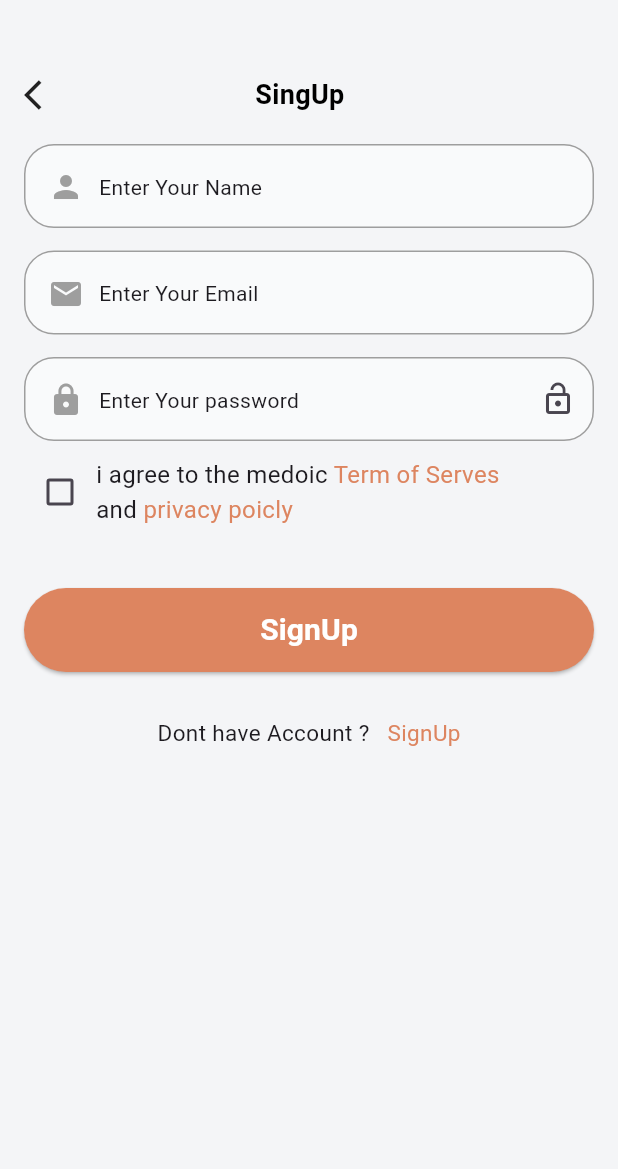
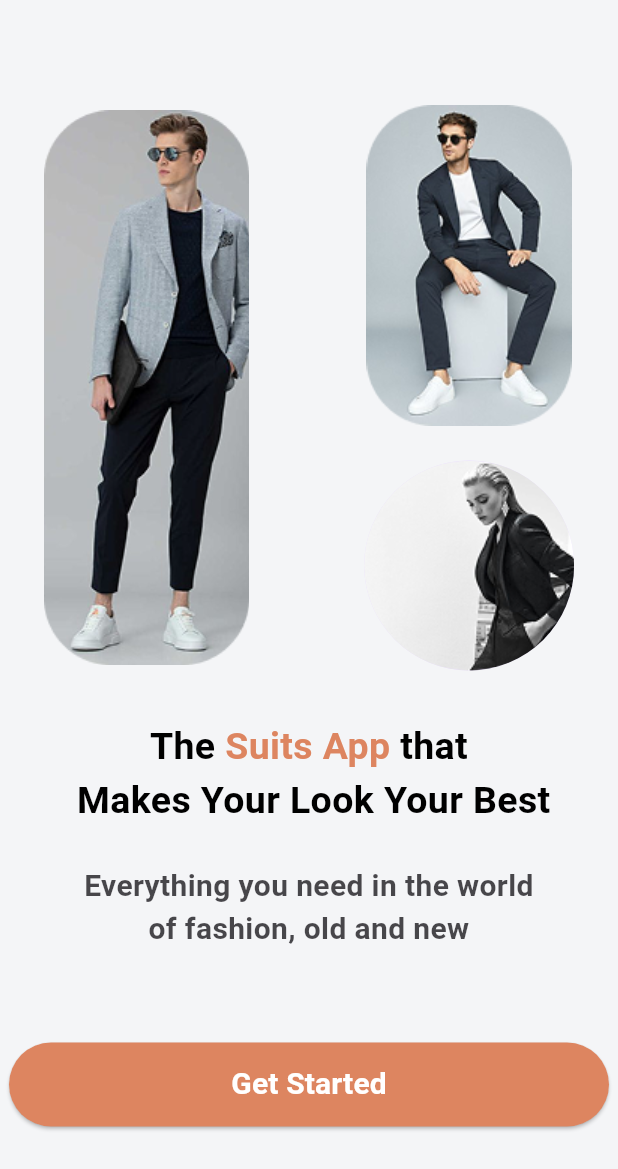
Before and after one commit to Eng-Nader/collegeApp-, a Flutter app: the screen it shows after launch, on a phone screen of 412 x 824 dp. Shown: the top 1169 px of the screen. Run offline on Flutter 3.47's test engine with Material 3 defaults, Android fonts, the light colour scheme and no system bars; our stand-ins replace font_awesome_flutter, go_router.

Commit message:
finish of introduction view

```diff
--- a/lib/constant.dart
+++ b/lib/constant.dart
@@ -1,8 +1,9 @@
 import 'dart:ui';
 
-const Color  primaryColor =Color(0xffDD8560);
-const Color  secondryColor =Color(0xffF9FAFB);
+const Color primaryColor = Color(0xffDD8560);
+const Color secondryColor = Color(0xffF9FAFB);
 const String loginView = 'Loginview';
 const String profileView = 'ProfileView';
 const String forgerpassword = 'ForgetBaswordView';
 const String addressView = 'AddressView';
+const String signupView = 'SignupView';
--- a/lib/helpers/app_route.dart
+++ b/lib/helpers/app_route.dart
@@ -1,6 +1,7 @@
 import 'package:college_app/constant.dart';
 import 'package:college_app/view/address_view.dart';
 import 'package:college_app/view/forget_basword_view.dart';
+import 'package:college_app/view/introduction_view.dart';
 import 'package:college_app/view/loginView.dart';
 import 'package:college_app/view/profile_view.dart';
 import 'package:college_app/view/sign_up_view.dart';
@@ -12,9 +13,14 @@ class AppRoute {
       GoRoute(
         path: '/',
         builder: (context, state) {
-          return SignupView();
+          return IntroductionView();
         },
       ),
+      GoRoute(
+          path: signupView,
+          builder: (context, state) {
+            return SignupView();
+          }),
       GoRoute(
           path: loginView,
           builder: (context, state) {
--- /dev/null
+++ b/lib/view/introduction_view.dart
@@ -0,0 +1,111 @@
+import 'package:college_app/constant.dart';
+import 'package:college_app/widget/custom_button.dart';
+import 'package:flutter/material.dart';
+
+class IntroductionView extends StatelessWidget {
+  const IntroductionView({super.key});
+
+  @override
+  Widget build(BuildContext context) {
+    return Scaffold(
+      body: Padding(
+        padding: EdgeInsets.symmetric(horizontal: 6),
+        child: Column(
+
+          children: [
+            SizedBox(
+              height: 70,
+            ),
+            Row(
+              mainAxisAlignment: MainAxisAlignment.spaceAround,
+              children: [
+                Container(
+                  height: 370,
+                  width: 137,
+                  decoration: BoxDecoration(
+                    image: DecorationImage(
+                      image: AssetImage('image/Rectangle 348.png'),
+                    ),
+                  ),
+                ),
+                Padding(
+                  padding: EdgeInsets.only(left: 30),
+                  child: Column(
+                    children: [
+                      Container(
+                        height: 214,
+                        width: 137,
+                        decoration: BoxDecoration(
+                            image: DecorationImage(
+                                image: AssetImage('image/Rectangle 349.png'))),
+                      ),
+                      SizedBox(
+                        height: 23,
+                      ),
+                      CircleAvatar(
+                        radius: 70,
+                        backgroundImage: AssetImage('image/Ellipse 57.png'),
+                      )
+                    ],
+                  ),
+                )
+              ],
+            ),
+            SizedBox(
+              height: 33,
+            ),
+            Text.rich(
+              textAlign: TextAlign.center,
+              TextSpan(
+                children: [
+                  TextSpan(
+                    text: 'The ',
+                    style: TextStyle(
+                      color: Colors.black,
+                      fontWeight: FontWeight.bold,
+                      fontSize: 25,
+                    ),
+                  ),
+                  TextSpan(
+                    text: 'Suits App ',
+                    style: TextStyle(
+                      color: primaryColor,
+                      fontWeight: FontWeight.bold,
+                      fontSize: 25,
+                    ),
+                  ),
+                  TextSpan(
+                    text: 'that \n Makes Your Look Your Best',
+                    style: TextStyle(
+                      color: Colors.black,
+                      fontWeight: FontWeight.bold,
+                      fontSize: 25,
+                    ),
+                  ),
+                ],
+              ),
+            ),
+            SizedBox(
+              height: 24,
+            ),
+            Opacity(
+              opacity: .8,
+              child: Text(
+                textAlign: TextAlign.center,
+                'Everything you need in the world \nof fashion, old and new',
+                style: TextStyle(
+                  fontSize: 20,
+                  fontWeight: FontWeight.w600,
+                ),
+              ),
+            ),
+            SizedBox(
+              height: 61,
+            ),
+            CustomButton(title: 'Get Started'),
+          ],
+        ),
+      ),
+    );
+  }
+}
```
Also changed, not shown: image/Ellipse 57.png (added), image/Rectangle 348.png (added), image/Rectangle 349.png (added).
